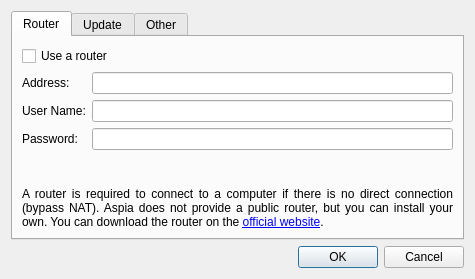
This is source/client/ui/settings_dialog.ui in dchapyshev/aspia as Qt 5 draws it before an edit. The edited form follows.
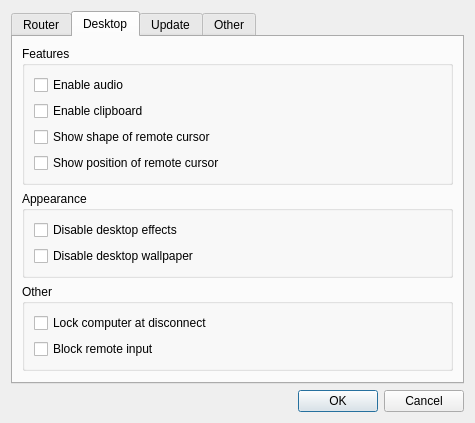
This is the edited form. The open tabs and pages were chosen to show the change.

What changed in the file:
```diff
--- a/source/client/ui/settings_dialog.ui
+++ b/source/client/ui/settings_dialog.ui
@@ -111,6 +111,127 @@
        </item>
       </layout>
      </widget>
+     <widget class="QWidget" name="tab_desktop">
+      <attribute name="title">
+       <string>Desktop</string>
+      </attribute>
+      <layout class="QVBoxLayout" name="verticalLayout_desktop">
+       <item>
+        <widget class="QGroupBox" name="groupbox_features">
+         <property name="sizePolicy">
+          <sizepolicy hsizetype="Preferred" vsizetype="Fixed">
+           <horstretch>0</horstretch>
+           <verstretch>0</verstretch>
+          </sizepolicy>
+         </property>
+         <property name="title">
+          <string>Features</string>
+         </property>
+         <layout class="QVBoxLayout" name="verticalLayout_features">
+          <item>
+           <widget class="QCheckBox" name="checkbox_audio">
+            <property name="text">
+             <string>Enable audio</string>
+            </property>
+           </widget>
+          </item>
+          <item>
+           <widget class="QCheckBox" name="checkbox_clipboard">
+            <property name="text">
+             <string>Enable clipboard</string>
+            </property>
+           </widget>
+          </item>
+          <item>
+           <widget class="QCheckBox" name="checkbox_cursor_shape">
+            <property name="text">
+             <string>Show shape of remote cursor</string>
+            </property>
+           </widget>
+          </item>
+          <item>
+           <widget class="QCheckBox" name="checkbox_enable_cursor_pos">
+            <property name="text">
+             <string>Show position of remote cursor</string>
+            </property>
+           </widget>
+          </item>
+         </layout>
+        </widget>
+       </item>
+       <item>
+        <widget class="QGroupBox" name="groupbox_appearance">
+         <property name="sizePolicy">
+          <sizepolicy hsizetype="Preferred" vsizetype="Fixed">
+           <horstretch>0</horstretch>
+           <verstretch>0</verstretch>
+          </sizepolicy>
+         </property>
+         <property name="title">
+          <string>Appearance</string>
+         </property>
+         <layout class="QVBoxLayout" name="verticalLayout_appearance">
+          <item>
+           <widget class="QCheckBox" name="checkbox_desktop_effects">
+            <property name="text">
+             <string>Disable desktop effects</string>
+            </property>
+           </widget>
+          </item>
+          <item>
+           <widget class="QCheckBox" name="checkbox_desktop_wallpaper">
+            <property name="text">
+             <string>Disable desktop wallpaper</string>
+            </property>
+           </widget>
+          </item>
+         </layout>
+        </widget>
+       </item>
+       <item>
+        <widget class="QGroupBox" name="groupbox_other">
+         <property name="sizePolicy">
+          <sizepolicy hsizetype="Preferred" vsizetype="Fixed">
+           <horstretch>0</horstretch>
+           <verstretch>0</verstretch>
+          </sizepolicy>
+         </property>
+         <property name="title">
+          <string>Other</string>
+         </property>
+         <layout class="QVBoxLayout" name="verticalLayout_other_desktop">
+          <item>
+           <widget class="QCheckBox" name="checkbox_lock_at_disconnect">
+            <property name="text">
+             <string>Lock computer at disconnect</string>
+            </property>
+           </widget>
+          </item>
+          <item>
+           <widget class="QCheckBox" name="checkbox_block_remote_input">
+            <property name="text">
+             <string>Block remote input</string>
+            </property>
+           </widget>
+          </item>
+         </layout>
+        </widget>
+       </item>
+       <item>
+        <spacer name="verticalSpacer_desktop">
+         <property name="orientation">
+          <enum>Qt::Orientation::Vertical</enum>
+         </property>
+         <property name="sizeHint" stdset="0">
+          <size>
+           <width>20</width>
+           <height>2</height>
+          </size>
+         </property>
+        </spacer>
+       </item>
+      </layout>
+     </widget>
      <widget class="QWidget" name="tab_update">
       <attribute name="title">
        <string>Update</string>
```
